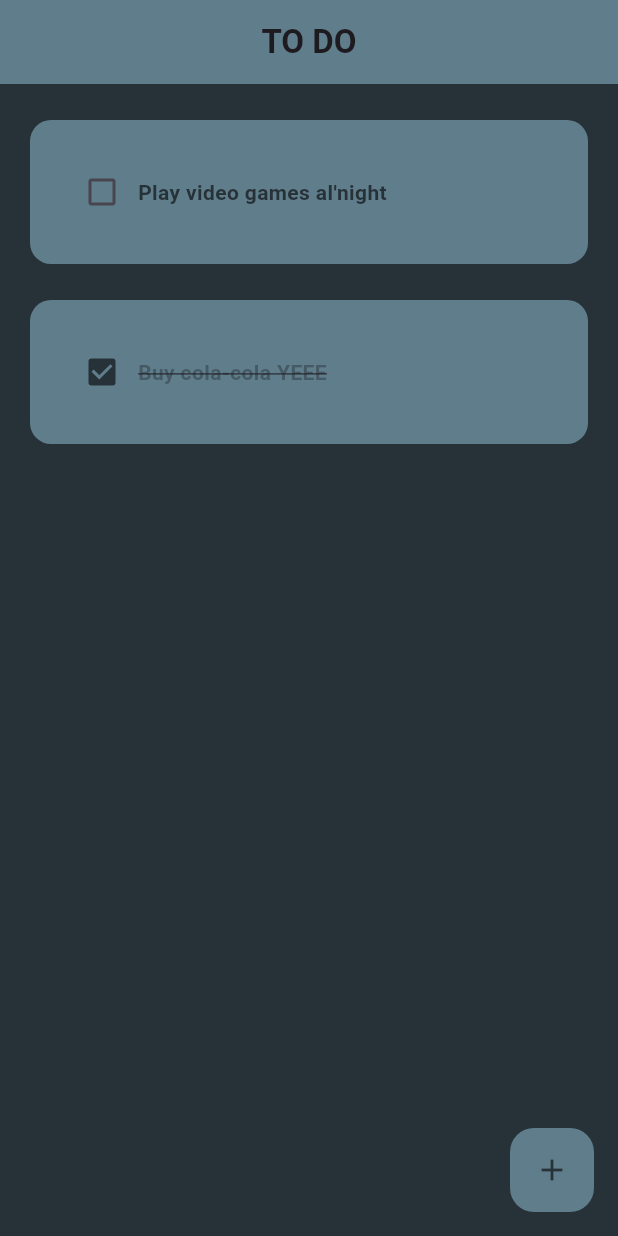
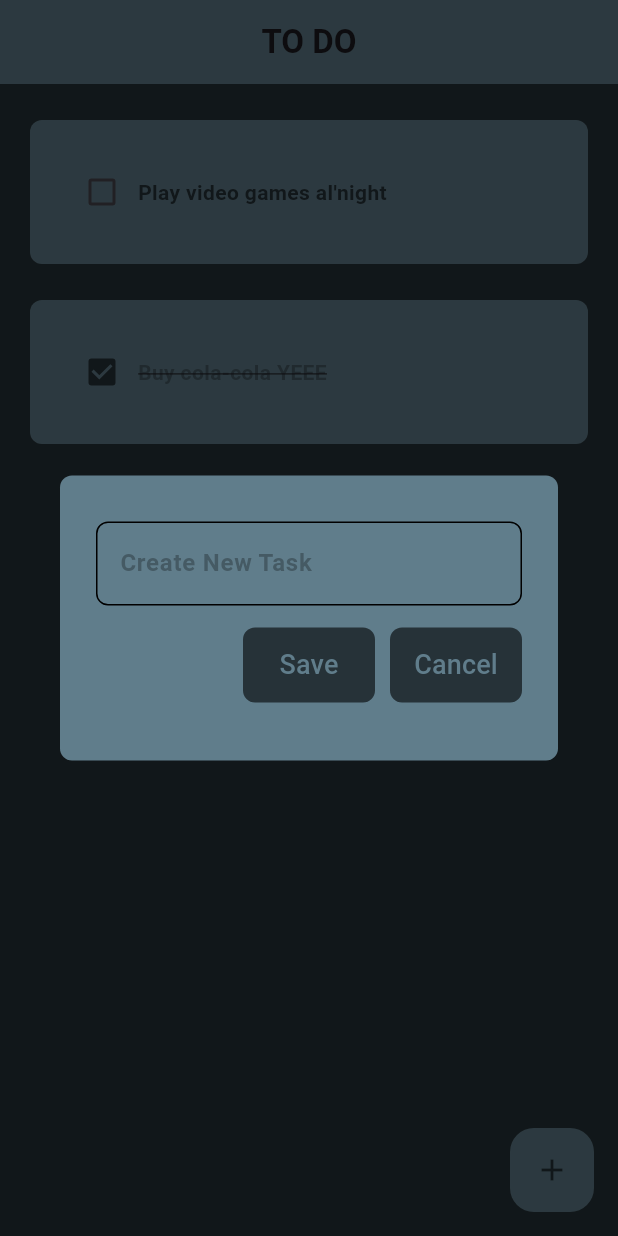
Before and after one commit to kadu-pudin/TODO-app, a Flutter app: the screen it shows after launch, after a tap on the "add" icon, on a phone screen of 412 x 824 dp. Run offline on Flutter 3.47's test engine with Material 3 defaults, Android fonts, the phone set to English and light mode, and no system bars.

Commit message:
Create tasks

```diff
--- a/todo_app/lib/main.dart
+++ b/todo_app/lib/main.dart
@@ -11,8 +11,16 @@ class MainApp extends StatelessWidget {
   @override
   Widget build(BuildContext context) {
     return MaterialApp(
-        debugShowCheckedModeBanner: false,
-        home: HomePage(),
-        theme: ThemeData());
+      debugShowCheckedModeBanner: false,
+      home: HomePage(),
+      theme: ThemeData(
+        primaryColor: Colors.blueGrey,
+        textSelectionTheme: const TextSelectionThemeData(
+          cursorColor: Colors.black,
+          selectionHandleColor: Colors.black,
+          selectionColor: Color.fromARGB(100, 0, 0, 0),
+        ), // Or another color
+      ),
+    );
   }
 }
--- a/todo_app/lib/pages/homepage.dart
+++ b/todo_app/lib/pages/homepage.dart
@@ -1,4 +1,5 @@
 import 'package:flutter/material.dart';
+import 'package:todo_app/utilities/dialog_box.dart';
 import 'package:todo_app/utilities/todo_tile.dart';
 
 class HomePage extends StatefulWidget {
@@ -9,6 +10,8 @@ class HomePage extends StatefulWidget {
 }
 
 class _HomePageState extends State<HomePage> {
+  final _controller = TextEditingController();
+
   List toDoList = [
     ["Play video games al'night", false],
     ["Buy cola-cola YEEE", true]
@@ -18,6 +21,26 @@ class _HomePageState extends State<HomePage> {
     setState(() {
       toDoList[index][1] = !toDoList[index][1];
     });
+  }
+
+  void SaveNewTask() {
+    setState(() {
+      toDoList.add([_controller.text, false]);
+    });
+    Navigator.of(context).pop();
+  }
+
+  void createNewTask() {
+    showDialog(
+      context: context,
+      builder: (context) {
+        return DialogBox(
+          controller: _controller,
+          onSave: SaveNewTask,
+          onCancel: () => Navigator.of(context).pop(),
+        );
+      },
+    );
   }
 
   @override
@@ -34,7 +57,7 @@ class _HomePageState extends State<HomePage> {
         ),
       ),
       floatingActionButton: FloatingActionButton(
-        onPressed: () => [],
+        onPressed: createNewTask,
         child: Icon(
           Icons.add,
           color: Colors.blueGrey[900],
--- /dev/null
+++ b/todo_app/lib/utilities/button.dart
@@ -0,0 +1,22 @@
+import 'package:flutter/material.dart';
+
+class MyButton extends StatelessWidget {
+  final String text;
+  VoidCallback onPressed;
+
+  MyButton({super.key, required this.text, required this.onPressed});
+
+  @override
+  Widget build(BuildContext context) {
+    return MaterialButton(
+      splashColor: Colors.black54,
+      highlightColor: Colors.black54,
+      color: Colors.blueGrey[900],
+      elevation: 0.0,
+      height: 50,
+      shape: RoundedRectangleBorder(borderRadius: BorderRadius.circular(8)),
+      child: Text(text, style: TextStyle(fontSize: 18, color: Colors.blueGrey)),
+      onPressed: onPressed,
+    );
+  }
+}
--- /dev/null
+++ b/todo_app/lib/utilities/dialog_box.dart
@@ -0,0 +1,61 @@
+import 'dart:async';
+
+import 'package:flutter/material.dart';
+import 'package:todo_app/utilities/button.dart';
+
+class DialogBox extends StatelessWidget {
+  final controller;
+  VoidCallback onSave;
+  VoidCallback onCancel;
+
+  DialogBox(
+      {super.key,
+      required this.controller,
+      required this.onSave,
+      required this.onCancel});
+
+  @override
+  Widget build(BuildContext context) {
+    return AlertDialog(
+      backgroundColor: Colors.blueGrey,
+      shape: RoundedRectangleBorder(
+          borderRadius: BorderRadius.all(Radius.circular(8))),
+      content: Container(
+        height: 150,
+        width: 300,
+        child: Column(
+          mainAxisAlignment: MainAxisAlignment.spaceEvenly,
+          children: [
+            TextField(
+              controller: controller,
+              cursorColor: Colors.black,
+              decoration: InputDecoration(
+                focusedBorder: OutlineInputBorder(
+                  borderRadius: BorderRadius.circular(8),
+                  borderSide: BorderSide(color: Colors.black),
+                ),
+                enabledBorder: OutlineInputBorder(
+                  borderRadius: BorderRadius.circular(8),
+                  borderSide: BorderSide(color: Colors.black),
+                ),
+                hintText: 'Create New Task',
+                hintStyle: TextStyle(
+                    color: Colors.blueGrey[700], fontWeight: FontWeight.bold),
+              ),
+            ),
+            Row(
+              mainAxisAlignment: MainAxisAlignment.end,
+              children: [
+                MyButton(text: 'Save', onPressed: onSave),
+                SizedBox(
+                  width: 10,
+                ),
+                MyButton(text: 'Cancel', onPressed: onCancel)
+              ],
+            )
+          ],
+        ),
+      ),
+    );
+  }
+}
--- a/todo_app/lib/utilities/todo_tile.dart
+++ b/todo_app/lib/utilities/todo_tile.dart
@@ -21,7 +21,7 @@ class ToDoTile extends StatelessWidget {
       ),
       padding: EdgeInsets.all(24),
       decoration: BoxDecoration(
-          color: Colors.blueGrey, borderRadius: BorderRadius.circular(14)),
+          color: Colors.blueGrey, borderRadius: BorderRadius.circular(8)),
       child: Row(
         children: [
           Checkbox(
```
